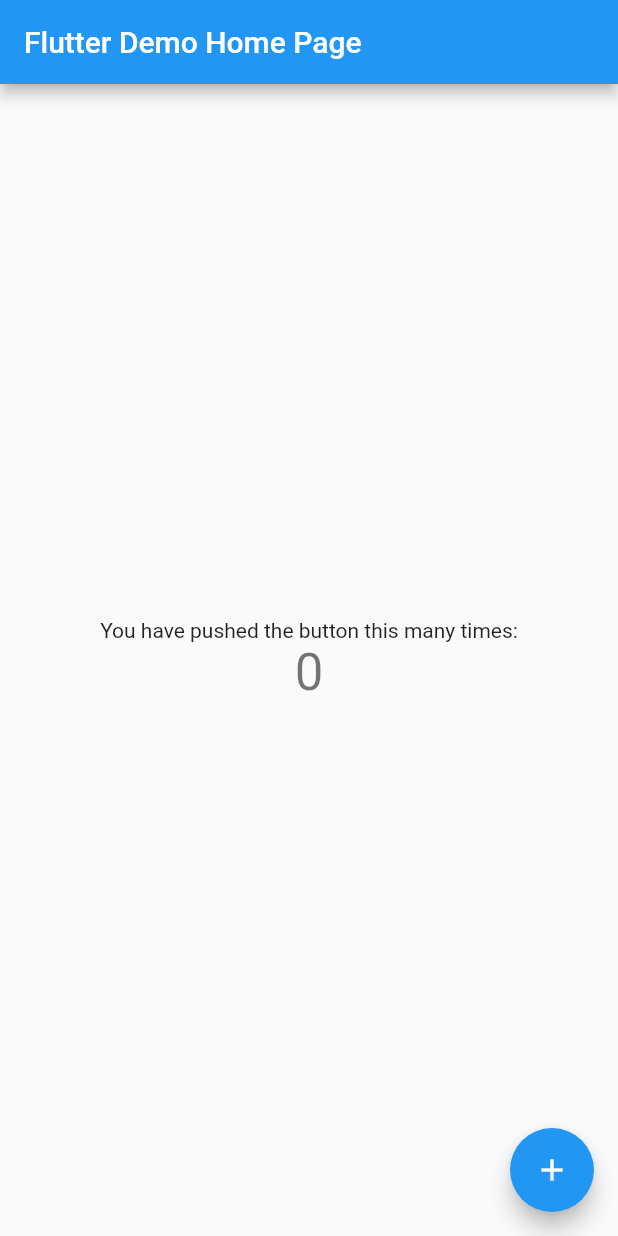
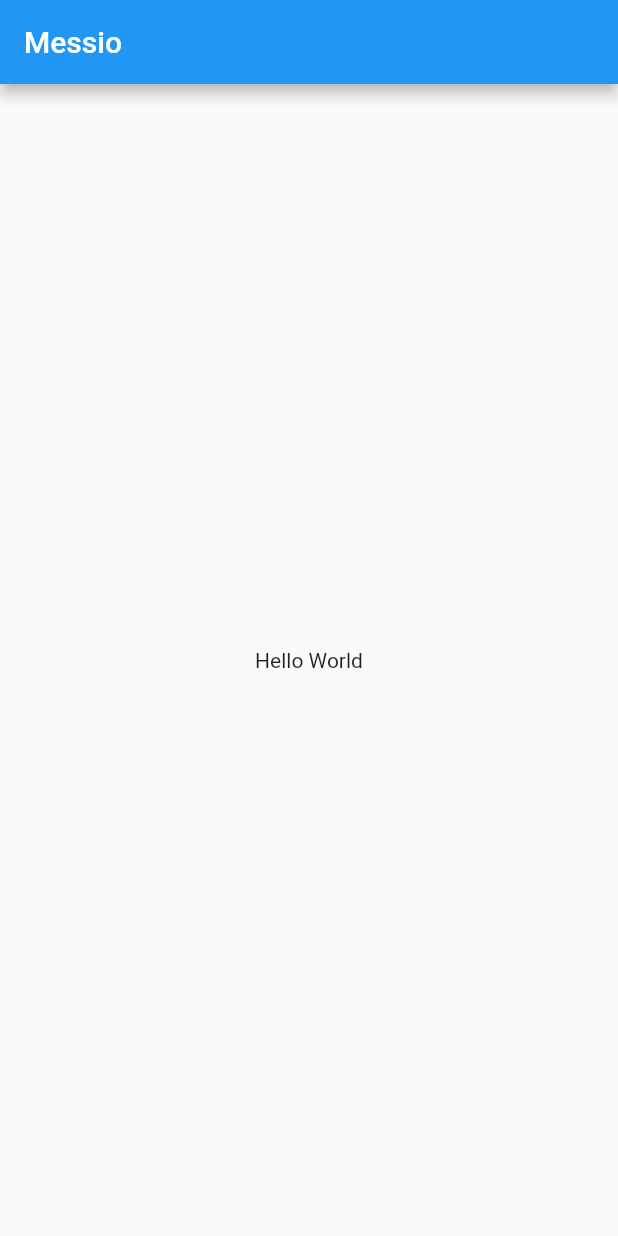
Before and after one commit to MuhammadAliKhan1/messio, a Flutter app: the screen it shows after launch, on a phone screen of 412 x 824 dp. Run offline on Flutter 3.47's test engine with Material 2 defaults, Android fonts, the phone set to English and light mode, and no system bars.

Commit message:
Changes to main.dart

```diff
--- a/lib/main.dart
+++ b/lib/main.dart
@@ -1,111 +1,39 @@
 import 'package:flutter/material.dart';
 
-void main() => runApp(MyApp());
-
-class MyApp extends StatelessWidget {
-  // This widget is the root of your application.
-  @override
-  Widget build(BuildContext context) {
-    return MaterialApp(
-      title: 'Flutter Demo',
+void main(List<String> args) {
+  runApp(
+    MaterialApp(
+      debugShowCheckedModeBanner: false,
+      title: 'Messio',
       theme: ThemeData(
-        // This is the theme of your application.
-        //
-        // Try running your application with "flutter run". You'll see the
-        // application has a blue toolbar. Then, without quitting the app, try
-        // changing the primarySwatch below to Colors.green and then invoke
-        // "hot reload" (press "r" in the console where you ran "flutter run",
-        // or simply save your changes to "hot reload" in a Flutter IDE).
-        // Notice that the counter didn't reset back to zero; the application
-        // is not restarted.
         primarySwatch: Colors.blue,
       ),
-      home: MyHomePage(title: 'Flutter Demo Home Page'),
-    );
-  }
+      home: MyHomePage(title: 'Messio'),
+    ),
+  );
 }
 
 class MyHomePage extends StatefulWidget {
+  final String title;
   MyHomePage({Key key, this.title}) : super(key: key);
-
-  // This widget is the home page of your application. It is stateful, meaning
-  // that it has a State object (defined below) that contains fields that affect
-  // how it looks.
-
-  // This class is the configuration for the state. It holds the values (in this
-  // case the title) provided by the parent (in this case the App widget) and
-  // used by the build method of the State. Fields in a Widget subclass are
-  // always marked "final".
-
-  final String title;
-
   @override
   _MyHomePageState createState() => _MyHomePageState();
 }
 
 class _MyHomePageState extends State<MyHomePage> {
-  int _counter = 0;
-
-  void _incrementCounter() {
-    setState(() {
-      // This call to setState tells the Flutter framework that something has
-      // changed in this State, which causes it to rerun the build method below
-      // so that the display can reflect the updated values. If we changed
-      // _counter without calling setState(), then the build method would not be
-      // called again, and so nothing would appear to happen.
-      _counter++;
-    });
-  }
-
   @override
   Widget build(BuildContext context) {
-    // This method is rerun every time setState is called, for instance as done
-    // by the _incrementCounter method above.
-    //
-    // The Flutter framework has been optimized to make rerunning build methods
-    // fast, so that you can just rebuild anything that needs updating rather
-    // than having to individually change instances of widgets.
     return Scaffold(
       appBar: AppBar(
-        // Here we take the value from the MyHomePage object that was created by
-        // the App.build method, and use it to set our appbar title.
-        title: Text(widget.title),
+        title: Text(
+          widget.title,
+        ),
       ),
       body: Center(
-        // Center is a layout widget. It takes a single child and positions it
-        // in the middle of the parent.
-        child: Column(
-          // Column is also a layout widget. It takes a list of children and
-          // arranges them vertically. By default, it sizes itself to fit its
-          // children horizontally, and tries to be as tall as its parent.
-          //
-          // Invoke "debug painting" (press "p" in the console, choose the
-          // "Toggle Debug Paint" action from the Flutter Inspector in Android
-          // Studio, or the "Toggle Debug Paint" command in Visual Studio Code)
-          // to see the wireframe for each widget.
-          //
-          // Column has various properties to control how it sizes itself and
-          // how it positions its children. Here we use mainAxisAlignment to
-          // center the children vertically; the main axis here is the vertical
-          // axis because Columns are vertical (the cross axis would be
-          // horizontal).
-          mainAxisAlignment: MainAxisAlignment.center,
-          children: <Widget>[
-            Text(
-              'You have pushed the button this many times:',
-            ),
-            Text(
-              '$_counter',
-              style: Theme.of(context).textTheme.display1,
-            ),
-          ],
+        child: Text(
+          'Hello World',
         ),
       ),
-      floatingActionButton: FloatingActionButton(
-        onPressed: _incrementCounter,
-        tooltip: 'Increment',
-        child: Icon(Icons.add),
-      ), // This trailing comma makes auto-formatting nicer for build methods.
     );
   }
 }
```
